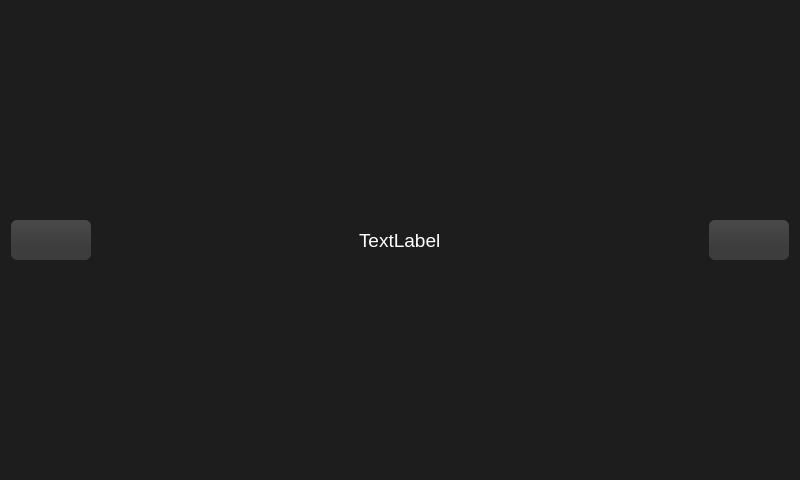
First picture: the form in CrimsonGUI/dialogfx.ui, repository eduardosacco/crimsonfx, before the edit.
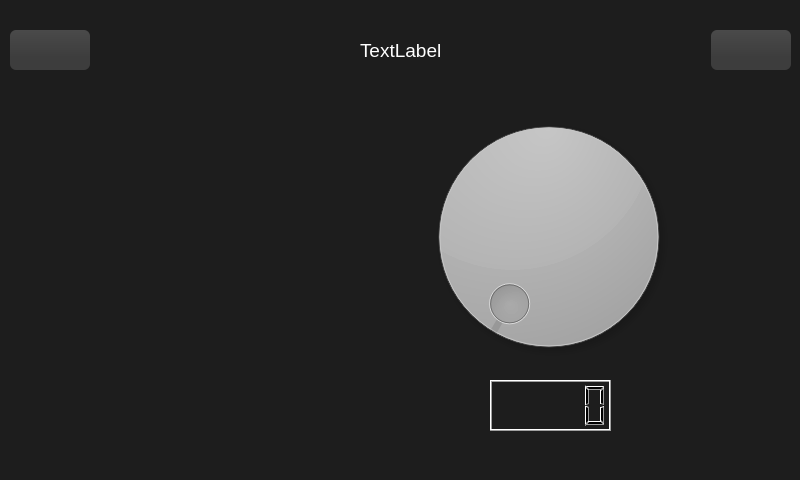
Second picture: the form after the edit. Icons and pictures are not drawn.

Commit message: WIP: working on alternative dialog fx

```diff
--- a/CrimsonGUI/dialogfx.ui
+++ b/CrimsonGUI/dialogfx.ui
@@ -42,8 +42,15 @@
 qproperty-alignment:AlignCenter;
 }</string>
   </property>
-  <layout class="QVBoxLayout" name="verticalLayout">
-   <item>
+  <widget class="QWidget" name="horizontalLayoutWidget">
+   <property name="geometry">
+    <rect>
+     <x>10</x>
+     <y>10</y>
+     <width>781</width>
+     <height>80</height>
+    </rect>
+   </property>
     <layout class="QHBoxLayout" name="horizontalLayout">
      <item>
       <widget class="QPushButton" name="btnClose">
@@ -161,11 +168,38 @@
       </widget>
      </item>
     </layout>
-   </item>
-   <item>
-    <layout class="QVBoxLayout" name="vLayout"/>
-   </item>
-  </layout>
+  </widget>
+  <widget class="QDial" name="dial">
+   <property name="geometry">
+    <rect>
+     <x>388</x>
+     <y>100</y>
+     <width>321</width>
+     <height>273</height>
+    </rect>
+   </property>
+  </widget>
+  <widget class="QLCDNumber" name="lcdNumber">
+   <property name="geometry">
+    <rect>
+     <x>490</x>
+     <y>380</y>
+     <width>121</width>
+     <height>51</height>
+    </rect>
+   </property>
+  </widget>
+  <widget class="QWidget" name="verticalLayoutWidget">
+   <property name="geometry">
+    <rect>
+     <x>20</x>
+     <y>100</y>
+     <width>301</width>
+     <height>351</height>
+    </rect>
+   </property>
+   <layout class="QVBoxLayout" name="verticalLayout"/>
+  </widget>
  </widget>
  <resources>
   <include location="resources.qrc"/>
```
Lines whose indentation alone changed are shown as unchanged. The commit also changes 1 other file.
